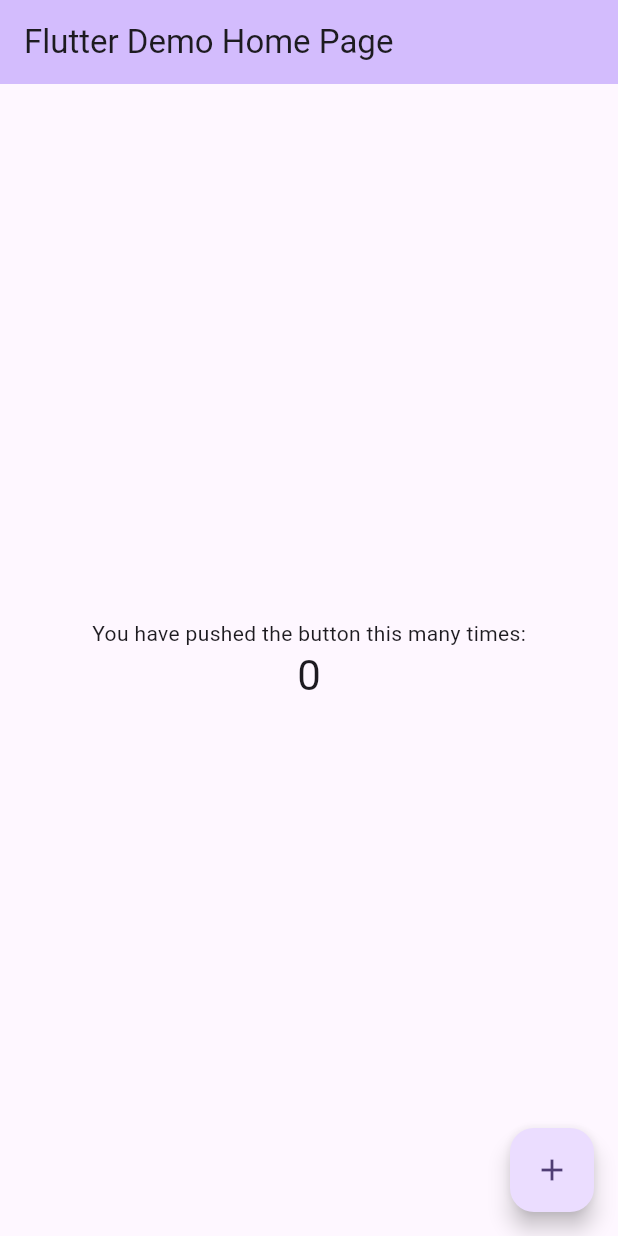
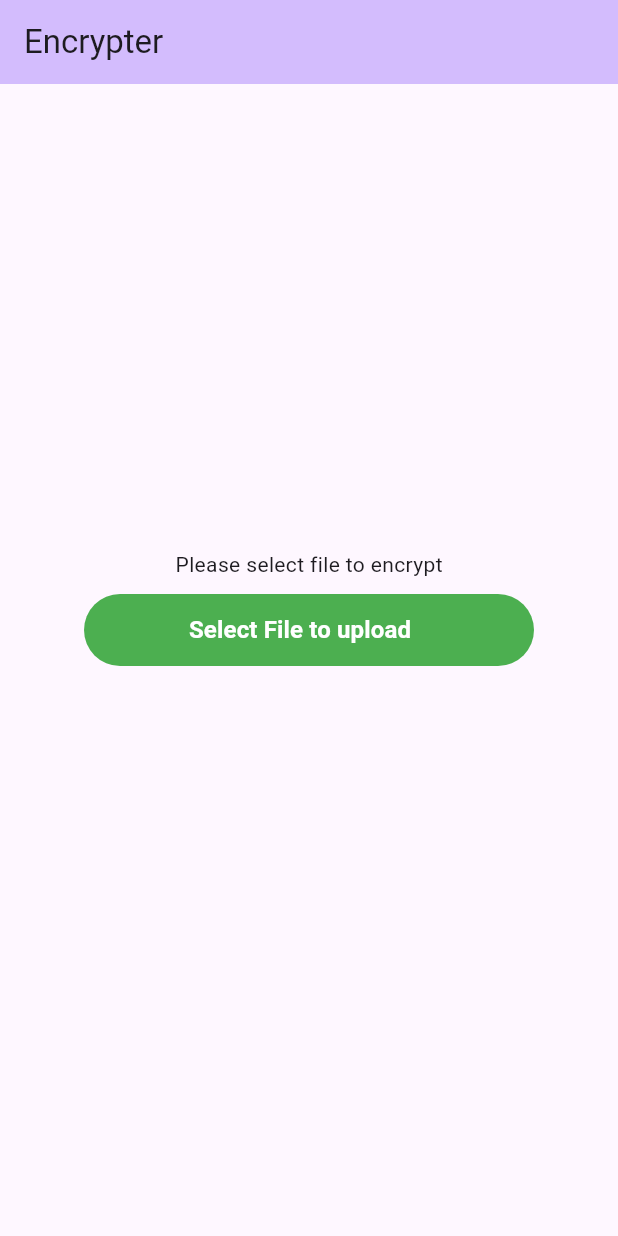
Before and after one commit to udoy-touhid/flutter-encrypter, a Flutter app: the screen it shows after launch, on a phone screen of 412 x 824 dp. Run offline on Flutter 3.47's test engine with Material 3 defaults, Android fonts, the light colour scheme and no system bars; our stand-ins replace file_picker; missing offline and left inert: encrypt.

Commit message:
initial version

```diff
--- /dev/null
+++ b/lib/base_button.dart
@@ -0,0 +1,62 @@
+import 'package:flutter/material.dart';
+
+class BaseButton extends StatelessWidget {
+  BaseButton(
+      {super.key,
+      required this.onClick,
+      this.iconVisible = true,
+      this.fontSize = 16,
+      this.buttonHeight = 48,
+      this.buttonWidth = double.infinity,
+      this.buttonLabel = "Continue",
+      this.buttonColor,
+      Color? textColorEnabled,
+      Color? textColorDisabled,
+      this.enabled = true}) {
+    buttonColor ??= enabled ? Colors.green : Colors.grey.shade200;
+    if (textColorEnabled == null) {
+      textColor = enabled ? Colors.white : Colors.black12;
+    } else {
+      textColor = enabled ? textColorEnabled : textColorDisabled!;
+    }
+  }
+
+  late bool iconVisible;
+  late double fontSize;
+  late double buttonHeight;
+  late double buttonWidth;
+  late Color? buttonColor;
+  final String buttonLabel;
+  final bool enabled;
+  late Color textColor;
+  final Function() onClick;
+
+  @override
+  Widget build(BuildContext context) {
+    return TextButton(
+      style: ButtonStyle(
+          minimumSize: MaterialStateProperty.all(Size(buttonWidth, buttonHeight)),
+          maximumSize: MaterialStateProperty.all(Size(buttonWidth, double.infinity)),
+          padding: MaterialStateProperty.all<EdgeInsets>(const EdgeInsets.all(8)),
+          foregroundColor: MaterialStateProperty.all<Color>(buttonColor!),
+          backgroundColor: MaterialStateProperty.all<Color>(buttonColor!),
+          shape: MaterialStateProperty.all<RoundedRectangleBorder>(RoundedRectangleBorder(
+            borderRadius: BorderRadius.circular(24.0),
+          ))),
+      onPressed: enabled ? onClick : null,
+      child: Row(
+        mainAxisAlignment: MainAxisAlignment.center,
+        children: [
+          Text(buttonLabel,
+              style: TextStyle(fontSize: fontSize, color: textColor, fontWeight: FontWeight.w700)),
+          const SizedBox(
+            width: 12,
+          ),
+          Visibility(
+              visible: iconVisible,
+              child: Icon(Icons.upload))
+        ],
+      ),
+    );
+  }
+}
--- /dev/null
+++ b/lib/crypto_helper.dart
@@ -0,0 +1,67 @@
+import 'dart:developer';
+import 'dart:io';
+
+import 'package:encrypt/encrypt.dart' as encrypt_handle;
+
+class CryptoHelper {
+  //instead of plain text convert key,iv to base64 and use .fromBase64 for better security
+  static final _key = encrypt_handle.Key.fromUtf8('amaderlab1234567amaderlab1234567');
+  static final _iv = encrypt_handle.IV.fromUtf8('amaderlab1234568');
+  static final _encrypter =
+      encrypt_handle.Encrypter(encrypt_handle.AES(_key, mode: encrypt_handle.AESMode.cbc));
+
+  Future<void> encrypt(String inputPath, String outputPath) async {
+    File inputFile = File(inputPath);
+    File outputFile = File(outputPath);
+
+    bool outputFileExists = await outputFile.exists();
+    bool inputFileExists = await inputFile.exists();
+
+    if (!outputFileExists) {
+      await outputFile.create();
+    }
+
+    if (!inputFileExists) {
+      throw Exception("Input file not found.");
+    }
+
+    log('Start loading file');
+    final fileContents = await inputFile.readAsBytes();
+
+    log('Start encrypting file');
+
+    final encryptedData = _encrypter.encryptBytes(fileContents, iv: _iv);
+
+    log('File Successfully Encrypted!');
+
+    await outputFile.writeAsBytes(encryptedData.bytes);
+  }
+
+  Future<void> decrypt(String inputPath, String outputPath) async {
+    File inputFile = File(inputPath);
+    File outputFile = File(outputPath);
+
+    bool outputFileExists = await outputFile.exists();
+    bool inputFileExists = await inputFile.exists();
+
+    if (!outputFileExists) {
+      await outputFile.create();
+    }
+
+    if (!inputFileExists) {
+      throw Exception("Input file not found.");
+    }
+
+    log('Start loading file');
+    final fileContents = await inputFile.readAsBytes();
+    // final decoded = base64.encode(_fileContents);
+
+    log('Start decrypting file');
+
+    final decrypted = _encrypter.decryptBytes(encrypt_handle.Encrypted(fileContents), iv: _iv);
+
+    log('File Successfully Decrypted!');
+
+    await outputFile.writeAsBytes(decrypted);
+  }
+}
--- a/lib/main.dart
+++ b/lib/main.dart
@@ -1,4 +1,9 @@
+import 'package:file_picker/file_picker.dart';
 import 'package:flutter/material.dart';
+import 'package:path_provider/path_provider.dart';
+
+import 'base_button.dart';
+import 'crypto_helper.dart';
 
 void main() {
   runApp(const MyApp());
@@ -11,42 +16,20 @@
   @override
   Widget build(BuildContext context) {
     return MaterialApp(
-      title: 'Flutter Demo',
+      title: 'Encrypter',
       theme: ThemeData(
-        // This is the theme of your application.
-        //
-        // TRY THIS: Try running your application with "flutter run". You'll see
-        // the application has a purple toolbar. Then, without quitting the app,
-        // try changing the seedColor in the colorScheme below to Colors.green
-        // and then invoke "hot reload" (save your changes or press the "hot
-        // reload" button in a Flutter-supported IDE, or press "r" if you used
-        // the command line to start the app).
-        //
-        // Notice that the counter didn't reset back to zero; the application
-        // state is not lost during the reload. To reset the state, use hot
-        // restart instead.
-        //
-        // This works for code too, not just values: Most code changes can be
-        // tested with just a hot reload.
         colorScheme: ColorScheme.fromSeed(seedColor: Colors.deepPurple),
         useMaterial3: true,
       ),
-      home: const MyHomePage(title: 'Flutter Demo Home Page'),
+      home: MyHomePage(title: 'Encrypter'),
     );
   }
 }
 
 class MyHomePage extends StatefulWidget {
-  const MyHomePage({super.key, required this.title});
+  MyHomePage({super.key, required this.title});
 
-  // This widget is the home page of your application. It is stateful, meaning
-  // that it has a State object (defined below) that contains fields that affect
-  // how it looks.
-
-  // This class is the configuration for the state. It holds the values (in this
-  // case the title) provided by the parent (in this case the App widget) and
-  // used by the build method of the State. Fields in a Widget subclass are
-  // always marked "final".
+  final CryptoHelper cryptoHelper = CryptoHelper();
 
   final String title;
 
@@ -55,27 +38,10 @@
 }
 
 class _MyHomePageState extends State<MyHomePage> {
-  int _counter = 0;
-
-  void _incrementCounter() {
-    setState(() {
-      // This call to setState tells the Flutter framework that something has
-      // changed in this State, which causes it to rerun the build method below
-      // so that the display can reflect the updated values. If we changed
-      // _counter without calling setState(), then the build method would not be
-      // called again, and so nothing would appear to happen.
-      _counter++;
-    });
-  }
+  FilePickerResult? selectedFile;
 
   @override
   Widget build(BuildContext context) {
-    // This method is rerun every time setState is called, for instance as done
-    // by the _incrementCounter method above.
-    //
-    // The Flutter framework has been optimized to make rerunning build methods
-    // fast, so that you can just rebuild anything that needs updating rather
-    // than having to individually change instances of widgets.
     return Scaffold(
       appBar: AppBar(
         // TRY THIS: Try changing the color here to a specific color (to
@@ -90,36 +56,77 @@
         // Center is a layout widget. It takes a single child and positions it
         // in the middle of the parent.
         child: Column(
-          // Column is also a layout widget. It takes a list of children and
-          // arranges them vertically. By default, it sizes itself to fit its
-          // children horizontally, and tries to be as tall as its parent.
-          //
-          // Column has various properties to control how it sizes itself and
-          // how it positions its children. Here we use mainAxisAlignment to
-          // center the children vertically; the main axis here is the vertical
-          // axis because Columns are vertical (the cross axis would be
-          // horizontal).
-          //
-          // TRY THIS: Invoke "debug painting" (choose the "Toggle Debug Paint"
-          // action in the IDE, or press "p" in the console), to see the
-          // wireframe for each widget.
           mainAxisAlignment: MainAxisAlignment.center,
           children: <Widget>[
-            const Text(
-              'You have pushed the button this many times:',
+            const Text("Please select file to encrypt"),
+            SizedBox(
+              height: 10,
             ),
-            Text(
-              '$_counter',
-              style: Theme.of(context).textTheme.headlineMedium,
+            BaseButton(
+              buttonWidth: 300,
+              iconVisible: false,
+              buttonLabel: 'Select File to upload',
+              onClick: () async {
+                selectedFile =
+                    await FilePicker.platform.pickFiles(type: FileType.any, withReadStream: true);
+                setState(() {});
+                if (selectedFile != null) {
+                  print(selectedFile!.files.first.extension?.toLowerCase() ?? "");
+                  // if (!acceptableFormats
+                  //     .contains(result!.files.first.extension?.toLowerCase() ?? "")) {
+                  //   EasyLoading.showError("File must be of type ${acceptableFormats.toString()}");
+                  //   print(result!.files.first.name);
+                  //
+                  //   result = null;
+                  // }
+                } else {
+                  print("cancelled");
+                }
+              },
             ),
+            SizedBox(
+              height: 20,
+            ),
+            if (selectedFile != null)
+              Card(
+                child: Container(
+                    width: 220,
+                    padding: const EdgeInsets.only(left: 15, bottom: 15),
+                    child: Column(
+                      children: [
+                        Align(
+                          alignment: Alignment.topRight,
+                          child: IconButton(
+                              onPressed: () {
+                                setState(() {
+                                  selectedFile = null;
+                                });
+                              },
+                              icon: const Icon(Icons.close_rounded)),
+                        ),
+                        Text(selectedFile!.files.first.name),
+                      ],
+                    )),
+              ),
+            SizedBox(height: 50),
+            if (selectedFile != null)
+              BaseButton(
+                onClick: () async {
+                  await widget.cryptoHelper.encrypt(selectedFile!.files.first.path ?? "",
+                      "${(await getDownloadsDirectory())!.path}/myfile.${selectedFile!.files.first.extension}.enc");
+
+                  await widget.cryptoHelper.decrypt("${(await getDownloadsDirectory())!.path}/myfile.${selectedFile!.files.first.extension}.enc",
+                      "${(await getDownloadsDirectory())!.path}/decrypted-myfile.${selectedFile!.files.first.extension}");
+
+
+                },
+                iconVisible: false,
+                buttonLabel: "Encrypt now!",
+                buttonWidth: 300,
+              )
           ],
         ),
       ),
-      floatingActionButton: FloatingActionButton(
-        onPressed: _incrementCounter,
-        tooltip: 'Increment',
-        child: const Icon(Icons.add),
-      ), // This trailing comma makes auto-formatting nicer for build methods.
     );
   }
 }
```
Also changed, not shown: pubspec.yaml (+6 -67 lines), pubspec.lock, 12 other files.
